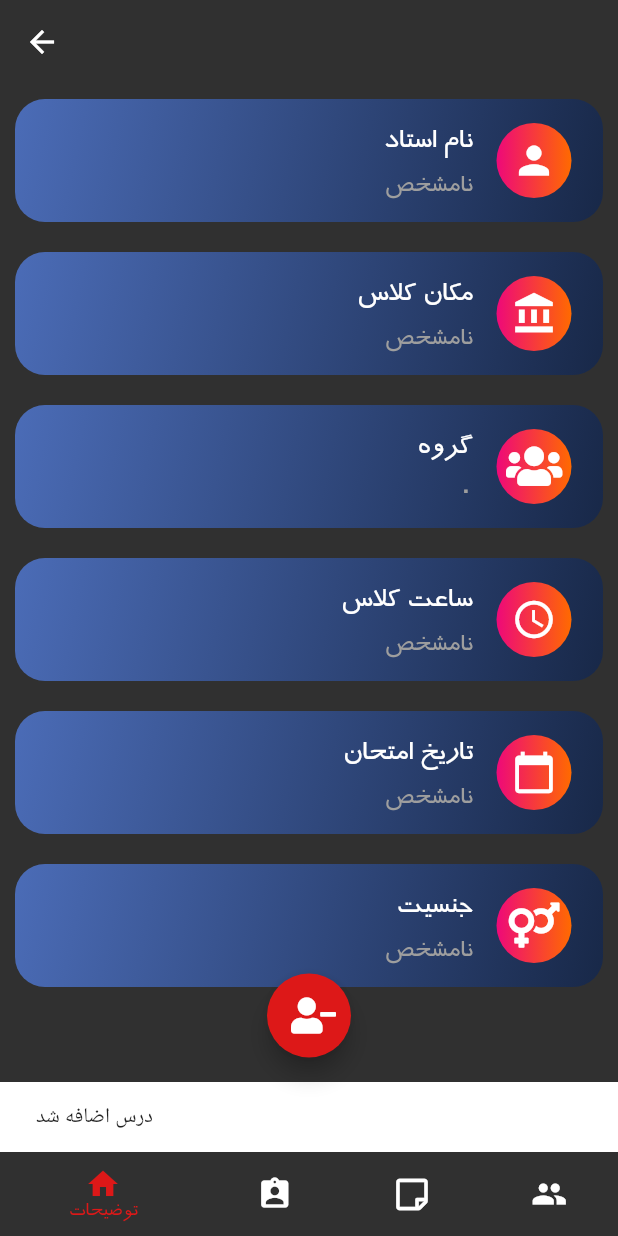
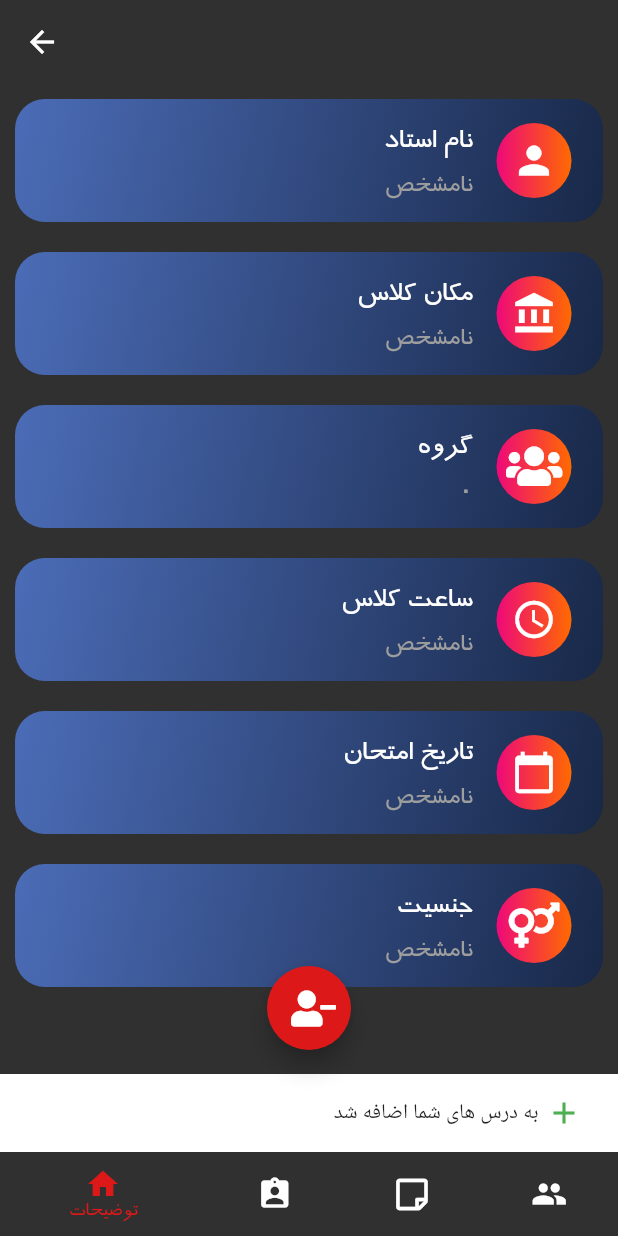
Before and after one commit to tavakkoliamirmohammad/courseeApp, a Flutter app: the CourseDetailScreen screen opened directly with empty values, after a tap on an icon or button, on a phone screen of 412 x 824 dp. Run offline on Flutter 3.47's test engine with Material 2 defaults, Android fonts, the phone set to English and light mode, and no system bars; our stand-ins replace flutter_slidable, font_awesome_flutter, image_picker, intl_phone_number_input, shamsi_date, shared_preferences; missing offline and left inert: persian_date; accounts and stored records are empty; network calls fail.

```diff
--- a/lib/screens/auth_screen.dart
+++ b/lib/screens/auth_screen.dart
@@ -1,6 +1,4 @@
 import 'package:flutter/material.dart';
-import 'package:provider/provider.dart';
-import 'package:sess_app/providers/departments_provider.dart';
 import 'package:sess_app/widgets/auth_card.dart';
 
 class AuthScreen extends StatelessWidget {
--- a/lib/screens/course_detail_screen.dart
+++ b/lib/screens/course_detail_screen.dart
@@ -58,8 +58,25 @@ class _CourseDetailScreenState extends State<CourseDetailScreen> {
                   isEnrolled = true;
                 });
                 Scaffold.of(ctx).removeCurrentSnackBar();
-                Scaffold.of(ctx)
-                    .showSnackBar(SnackBar(content: Text("درس اضافه شد")));
+                Scaffold.of(ctx).showSnackBar(SnackBar(
+                  content: Row(
+                    textDirection: TextDirection.rtl,
+                    children: <Widget>[
+                      Icon(
+                        Icons.add,
+                        color: Colors.green,
+                      ),
+                      SizedBox(
+                        width: 5,
+                      ),
+                      Text(
+                        "به درس های شما اضافه شد",
+                        textDirection: TextDirection.rtl,
+                      ),
+                    ],
+                  ),
+                  duration: Duration(seconds: 1),
+                ));
               }
             : () {
                 auth.unrollCourse(course);
@@ -67,8 +84,25 @@ class _CourseDetailScreenState extends State<CourseDetailScreen> {
                   isEnrolled = false;
                 });
                 Scaffold.of(ctx).removeCurrentSnackBar();
-                Scaffold.of(ctx)
-                    .showSnackBar(SnackBar(content: Text("از درس ها حذف شد")));
+                Scaffold.of(ctx).showSnackBar(SnackBar(
+                  content: Row(
+                    textDirection: TextDirection.rtl,
+                    children: <Widget>[
+                      Icon(
+                        Icons.delete,
+                        color: Colors.red,
+                      ),
+                      SizedBox(
+                        width: 5,
+                      ),
+                      Text(
+                        "از درس هایتان حذف شد",
+                        textDirection: TextDirection.rtl,
+                      ),
+                    ],
+                  ),
+                  duration: Duration(seconds: 1),
+                ));
               },
       );
     }
@@ -152,22 +186,23 @@ class _CourseDetailScreenState extends State<CourseDetailScreen> {
         currentIndex: _currentPage,
         onTap: (page) {
           _pageController.animateToPage(page,
-                    duration: const Duration(milliseconds: 300),
-                    curve: Curves.ease);
+              duration: const Duration(milliseconds: 300), curve: Curves.ease);
         },
         items: [
           BottomNavigationBarItem(
             icon: Icon(Icons.home),
             title: Text("توضیحات"),
           ),
-                if(isEnrolled) BottomNavigationBarItem(
+          if (isEnrolled)
+            BottomNavigationBarItem(
               icon: Icon(Icons.assignment_ind),
               title: Text("امتحانات"),
-                ) ,
-                if(isEnrolled) BottomNavigationBarItem(
+            ),
+          if (isEnrolled)
+            BottomNavigationBarItem(
               icon: Icon(FontAwesomeIcons.stickyNote),
               title: Text("یادداشت ها"),
-                ) ,
+            ),
           BottomNavigationBarItem(
             icon: Icon(Icons.people),
             title: Text('دانشجویان'),
--- a/lib/widgets/modal_exam_note_modify.dart
+++ b/lib/widgets/modal_exam_note_modify.dart
@@ -90,7 +90,7 @@ class _ModalModifyExamNoteState extends State<ModalModifyExamNote> {
       return;
     }
 
-    info['day'] =
+    info['year'] =
         (int.parse(info['year']) <= 99 && int.parse(info['year']) >= 0)
             ? (int.parse(info['year']) + 1300).toString()
             : info['year'];
--- a/lib/widgets/profile_screen_main.dart
+++ b/lib/widgets/profile_screen_main.dart
@@ -24,6 +24,7 @@ class ProfileScreenMain extends StatelessWidget {
                     child: Image.asset(
                       'assets/images/shiraz-uni.jpg',
                       fit: BoxFit.cover,
+                      alignment: Alignment.center,
                     )),
                 Positioned(
                     bottom: -30,
```
Lines whose indentation alone changed are shown as unchanged.
